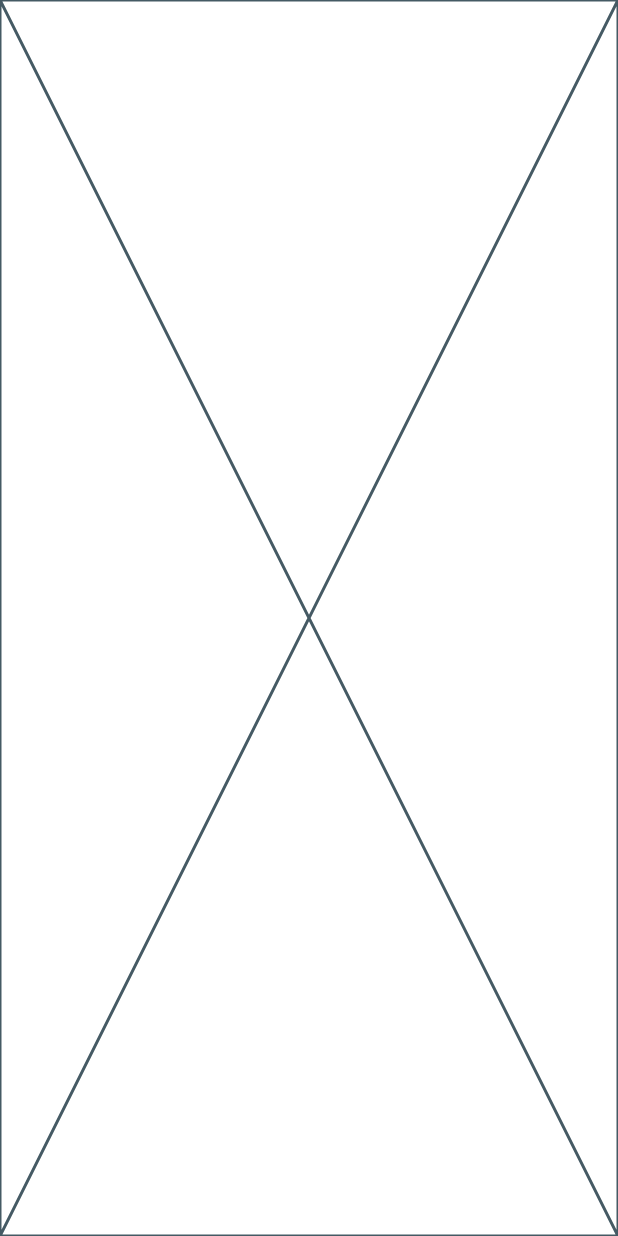
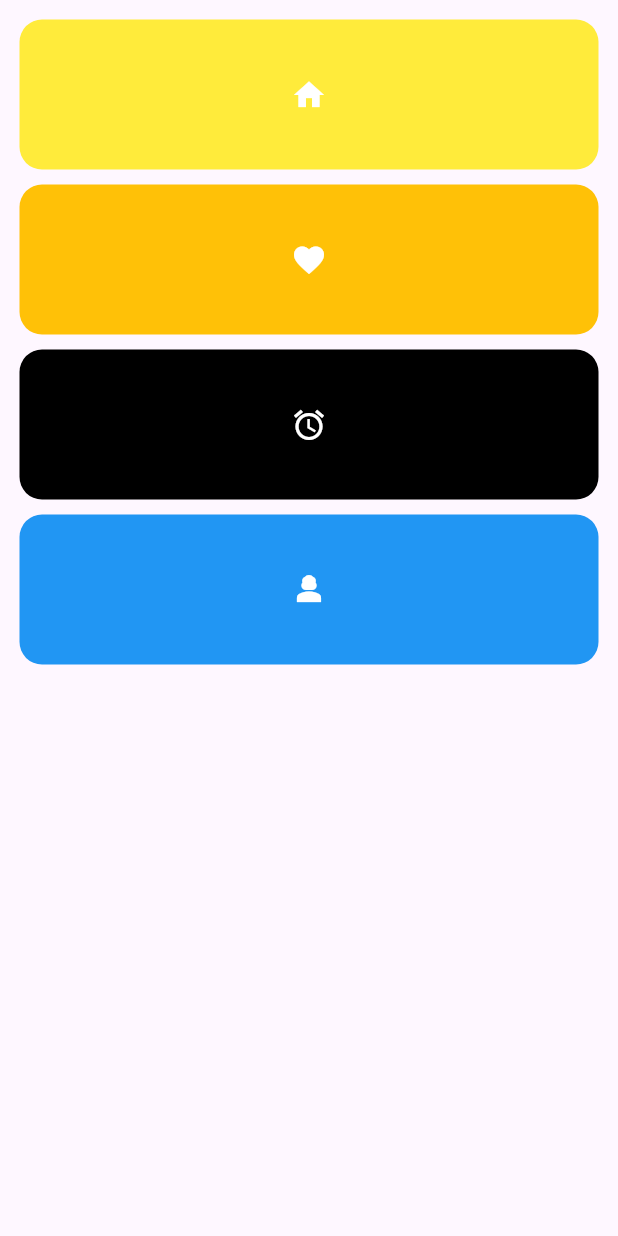
Before and after one commit to NAYRA92/flutter_application_course_april_2025, a Flutter app: the screen it shows after launch, on a phone screen of 412 x 824 dp. Run offline on Flutter 3.47's test engine with Material 3 defaults, Android fonts, the phone set to English and light mode, and no system bars; our stand-ins replace google_fonts.

Commit message:
modified:   lib/homepage.dart

```diff
--- a/lib/homepage.dart
+++ b/lib/homepage.dart
@@ -11,6 +11,36 @@ class Homepage extends StatefulWidget {
 class _HomepageState extends State<Homepage> {
   @override
   Widget build(BuildContext context) {
-    return const Placeholder();
+    return Scaffold(
+      body: Padding(
+        padding: const EdgeInsets.all(8.0),
+        child: ListView(
+          children: [
+            myContainer(Colors.yellow, Icons.home),
+            myContainer(Colors.amber, Icons.favorite),
+            myContainer(Colors.black, Icons.access_alarm),
+            myContainer(Colors.blue, Icons.person_3),
+          ],
+        ),
+      )
+    );
   }
 }
+
+Widget myContainer (
+  Color mycolor,
+  IconData myicondata
+){
+  return Padding(
+    padding: const EdgeInsets.all(5.0),
+    child: Container(
+          height: 100,
+          width: 100,
+          decoration: BoxDecoration(
+            color: mycolor,
+            borderRadius: BorderRadius.circular(15)
+          ),
+          child: Icon(myicondata, color: Colors.white,),
+        ),
+  );
+}
```
